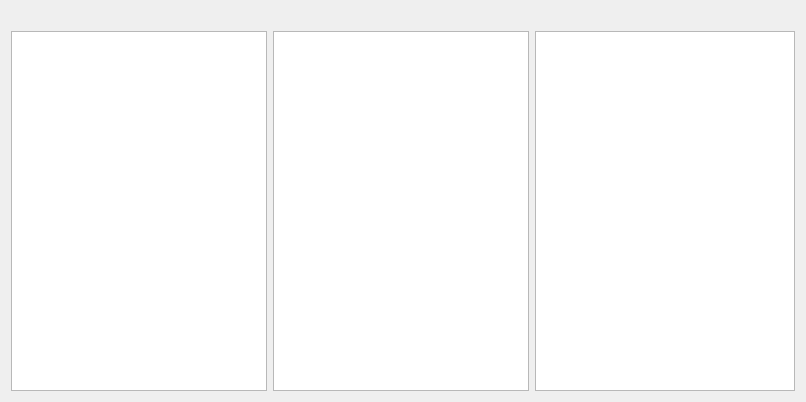
Qt form debuggers/gdb/registers/registersview.ui (KDE/kdevelop) before a commit.
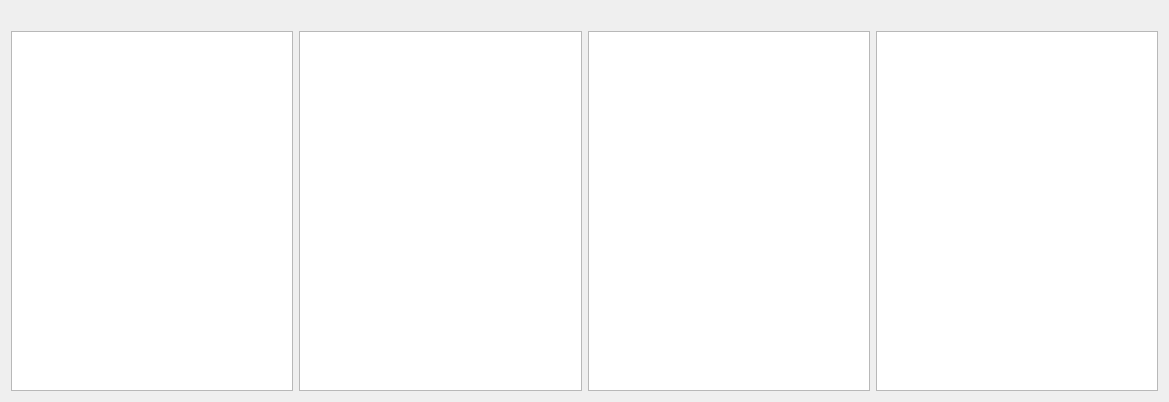
The same form after that commit.

Diff of the .ui file:
```diff
--- a/debuggers/gdb/registers/registersview.ui
+++ b/debuggers/gdb/registers/registersview.ui
@@ -6,15 +6,13 @@
    <rect>
     <x>0</x>
     <y>0</y>
-    <width>806</width>
+    <width>1169</width>
     <height>402</height>
    </rect>
   </property>
   <property name="windowTitle">
    <string>Form</string>
   </property>
-  <layout class="QHBoxLayout" name="horizontalLayout_2">
-   <item>
     <layout class="QHBoxLayout" name="horizontalLayout">
      <item>
       <layout class="QVBoxLayout" name="verticalLayout_3">
@@ -113,8 +111,6 @@
        </item>
       </layout>
      </item>
-    </layout>
-   </item>
    <item>
     <layout class="QVBoxLayout" name="verticalLayout_2">
      <item>
@@ -159,6 +155,50 @@
      </item>
     </layout>
    </item>
+   <item>
+    <layout class="QVBoxLayout" name="verticalLayout_4">
+     <item>
+      <widget class="QLabel" name="fourthLabel">
+       <property name="text">
+        <string/>
+       </property>
+      </widget>
+     </item>
+     <item>
+      <widget class="QTableWidget" name="fourthTable">
+       <property name="sizePolicy">
+        <sizepolicy hsizetype="Minimum" vsizetype="Expanding">
+         <horstretch>0</horstretch>
+         <verstretch>0</verstretch>
+        </sizepolicy>
+       </property>
+       <property name="baseSize">
+        <size>
+         <width>10</width>
+         <height>0</height>
+        </size>
+       </property>
+       <property name="horizontalScrollBarPolicy">
+        <enum>Qt::ScrollBarAlwaysOff</enum>
+       </property>
+       <property name="columnCount">
+        <number>2</number>
+       </property>
+       <attribute name="horizontalHeaderVisible">
+        <bool>false</bool>
+       </attribute>
+       <attribute name="verticalHeaderVisible">
+        <bool>false</bool>
+       </attribute>
+       <attribute name="verticalHeaderDefaultSectionSize">
+        <number>15</number>
+       </attribute>
+       <column/>
+       <column/>
+      </widget>
+     </item>
+    </layout>
+   </item>
   </layout>
  </widget>
  <resources/>
```
Lines whose indentation alone changed are shown as unchanged.
